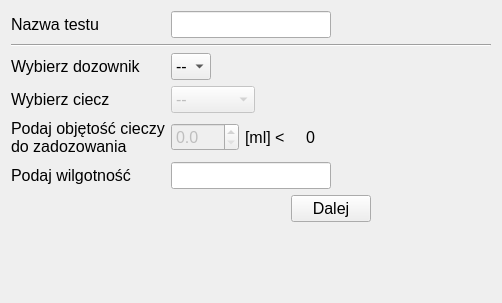
wiacekmarcin/StanowiskoChemiczne, file app/nowytest_1.ui: the form before one commit.
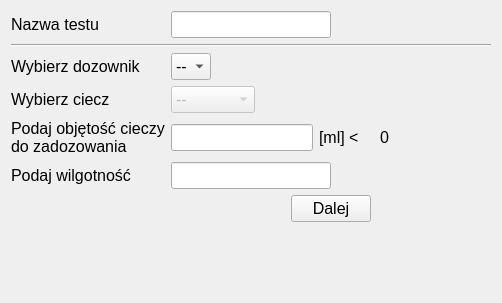
The form after the commit. Custom widgets are drawn as their Qt base class.

The edit to the form file:
```diff
--- a/app/nowytest_1.ui
+++ b/app/nowytest_1.ui
@@ -180,17 +180,7 @@
    <item row="9" column="1">
     <layout class="QHBoxLayout" name="horizontalLayout">
      <item>
-      <widget class="QDoubleSpinBox" name="iloscCieczy">
-       <property name="enabled">
-        <bool>false</bool>
-       </property>
-       <property name="decimals">
-        <number>1</number>
-       </property>
-       <property name="singleStep">
-        <double>0.100000000000000</double>
-       </property>
-      </widget>
+      <widget class="DoubleLineEdit" name="iloscCieczy"/>
      </item>
      <item>
       <widget class="QLabel" name="lunit">
@@ -301,6 +291,11 @@
    <header>testpage.h</header>
    <container>1</container>
   </customwidget>
+  <customwidget>
+   <class>DoubleLineEdit</class>
+   <extends>QLineEdit</extends>
+   <header>doublelineedit.h</header>
+  </customwidget>
  </customwidgets>
  <resources/>
  <connections/>
```
Left out of the diff: 2 changed lines with no effect on the pictures.
